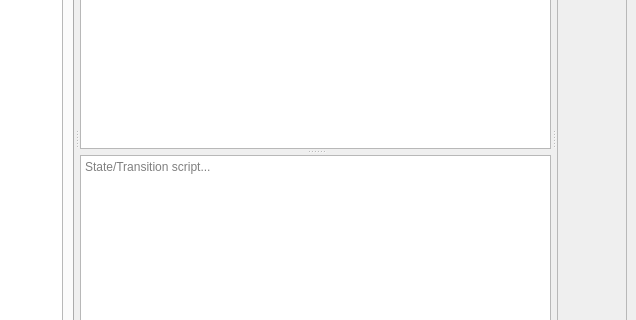
Above: src/core_fsm/ui_qt/mainwindow.ui from EightL/fsm-automata-editor-monitor before the change; both pictures show x 291 to 927 and y 148 to 468 of the 927 by 564 pixel window. Below: the same form after it.
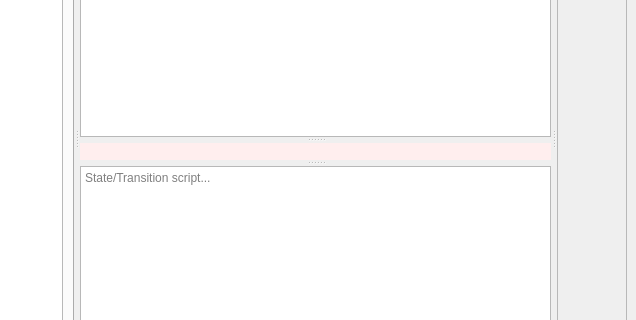
That is the form after the change.

Commit message: added warning section

```diff
--- a/src/core_fsm/ui_qt/mainwindow.ui
+++ b/src/core_fsm/ui_qt/mainwindow.ui
@@ -199,6 +199,27 @@
             <enum>QGraphicsView::RubberBandDrag</enum>
            </property>
           </widget>
+            <widget class="QLabel" name="warningBar">
+           <property name="minimumSize">
+             <size>
+               <width>0</width><height>12</height>
+             </size>
+           </property>
+              <property name="maximumSize">
+                 <size>
+                <width>16777215</width><height>20</height>
+                 </size>
+            </property>
+           <property name="styleSheet">
+             <string>QLabel { background: #ffeeee; color: #aa0000; padding-left:4px; }</string>
+           </property>
+           <property name="alignment">
+             <set>Qt::AlignVCenter|Qt::AlignLeft</set>
+           </property>
+           <property name="visible">
+             <bool>false</bool>
+           </property>
+         </widget>
           <widget class="QPlainTextEdit" name="codeEditor">
            <property name="minimumSize">
             <size>
```
The commit also changes 4 other files.
